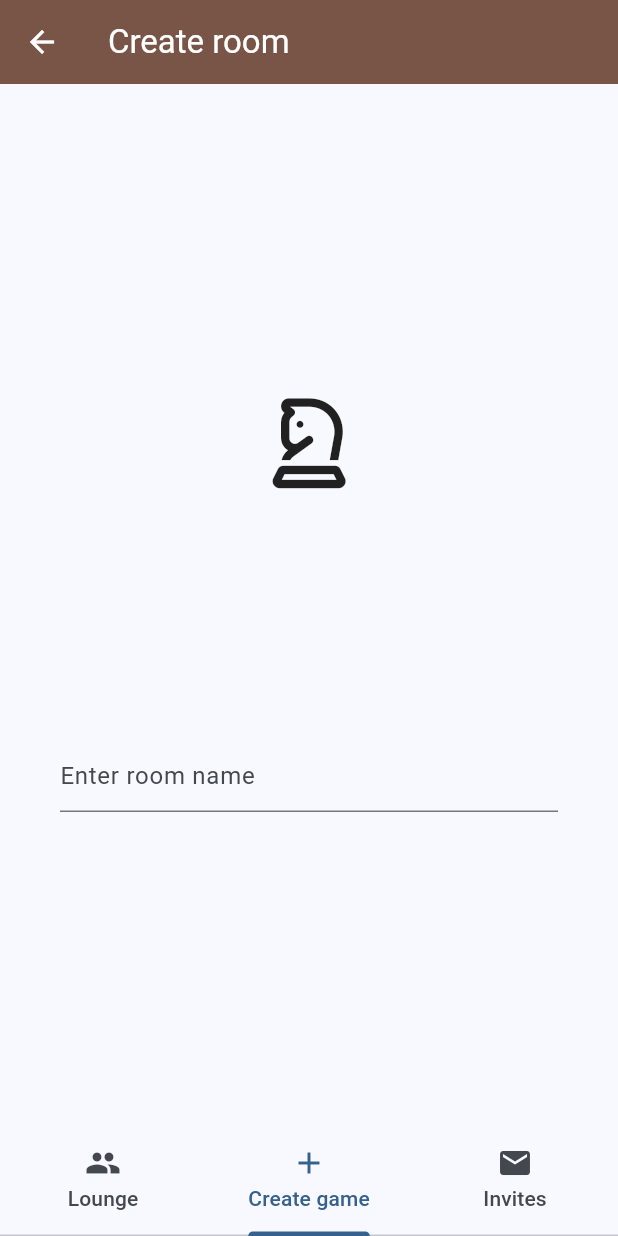
After one commit to cenk-idris/flutter_chess, a Flutter app: the MainScreen screen opened by its route, item 2 of the bottom bar chosen, on a phone screen of 412 x 824 dp. The commit adds this screen. Run offline on Flutter 3.47's test engine with Material 3 defaults, Android fonts, the phone set to English and light mode, and no system bars; our stand-ins replace equatable, firebase_core, firebase_database, flutter_bloc, font_awesome_flutter; accounts and stored records are empty; generated files the repository leaves out were written again.

Commit message:
A little bit of everything kind of commit :S

```diff
--- /dev/null
+++ b/lib/blocs/lounge_cubit/lounge_cubit.dart
@@ -0,0 +1,30 @@
+import 'dart:async';
+
+import 'package:firebase_database/firebase_database.dart';
+import 'package:flutter/material.dart';
+import 'package:flutter_bloc/flutter_bloc.dart';
+
+import '../../models/room_model.dart';
+
+class LoungeCubit extends Cubit<List<Room>> {
+  final List<Room> _lounge = [];
+  final _firebaseDb = FirebaseDatabase.instance.ref();
+
+  List<Room> get lounge => _lounge;
+
+  static const kLoungePath = 'lounge';
+
+  late StreamSubscription _loungeSubscription;
+
+  LoungeCubit() : super([]) {
+    // call listener
+  }
+
+  void _listenToLoungeUpdates() {
+    // _loungeStream = _firebaseDb.child(kLoungePath).onValue.listen((event) {
+    //   if (event.snapshot.value != null) {
+    //     final allRooms = Map<String, dynamic>.from(event.snapshot.value as dynamic);
+    //   }
+    // });
+  }
+}
--- a/lib/user_cubit/user_state.dart
+++ b/lib/blocs/user_cubit/user_state.dart
@@ -14,6 +14,9 @@ class UserRegistered extends UserState {
   final User user;
 
   UserRegistered(this.user);
+
+  @override
+  List<Object> get props => [user];
 }
 
 class UserRegistrationError extends UserState {
--- a/lib/main.dart
+++ b/lib/main.dart
@@ -3,7 +3,7 @@ import 'package:firebase_core/firebase_core.dart';
 import 'package:flutter_bloc/flutter_bloc.dart';
 import 'package:flutter_chess/app.dart';
 import 'package:flutter_chess/firebase_options.dart';
-import 'package:flutter_chess/user_cubit/user_cubit.dart';
+import 'package:flutter_chess/blocs/user_cubit/user_cubit.dart';
 
 void main() async {
   WidgetsFlutterBinding.ensureInitialized();
--- a/lib/models/user_model.dart
+++ b/lib/models/user_model.dart
@@ -1,9 +1,12 @@
 import 'package:uuid/uuid.dart';
+
+import 'invite_model.dart';
 
 class User {
   final String username;
   final String uuid = Uuid().v4();
   String? color;
+  List<Invite> invites = [];
 
   User(this.username);
 }
--- /dev/null
+++ b/lib/screens/create_game_screen.dart
@@ -0,0 +1,37 @@
+import 'package:flutter/material.dart';
+import 'package:font_awesome_flutter/font_awesome_flutter.dart';
+
+class CreateGameScreen extends StatelessWidget {
+  CreateGameScreen({super.key});
+
+  final TextEditingController _roomNameController = TextEditingController();
+
+  @override
+  Widget build(BuildContext context) {
+    return Scaffold(
+      appBar: AppBar(
+        title: Text('Create room'),
+      ),
+      body: Center(
+        child: Padding(
+          padding: const EdgeInsets.all(40.0),
+          child: Column(
+            mainAxisAlignment: MainAxisAlignment.spaceEvenly,
+            children: [
+              Icon(
+                FontAwesomeIcons.chessKnight,
+                size: 60.0,
+              ),
+              TextField(
+                controller: _roomNameController,
+                decoration: InputDecoration(
+                  hintText: 'Enter room name',
+                ),
+              ),
+            ],
+          ),
+        ),
+      ),
+    );
+  }
+}
--- a/lib/screens/main_screen.dart
+++ b/lib/screens/main_screen.dart
@@ -1,14 +1,26 @@
 import 'package:flutter/material.dart';
+import 'package:flutter_chess/screens/create_game_screen.dart';
+import 'package:flutter_chess/screens/invites_screen.dart';
+import 'package:flutter_chess/screens/room_screen.dart';
 
 class MainScreen extends StatelessWidget {
   const MainScreen({super.key});
 
   @override
   Widget build(BuildContext context) {
-    return Scaffold(
-      body: Center(
-        child: Text('Main Screen'),
-      ),
+    return DefaultTabController(
+      length: 3,
+      child: Scaffold(
+          bottomNavigationBar: TabBar(
+            tabs: [
+              Tab(icon: Icon(Icons.people), text: 'Lounge'),
+              Tab(icon: Icon(Icons.add), text: 'Create game'),
+              Tab(icon: Icon(Icons.local_post_office), text: 'Invites'),
+            ],
+          ),
+          body: TabBarView(
+            children: [RoomScreen(), CreateGameScreen(), InvitesScreen()],
+          )),
     );
   }
 }
--- a/pubspec.yaml
+++ b/pubspec.yaml
@@ -40,6 +40,7 @@ dependencies:
   equatable: ^2.0.5
   uuid: ^4.4.0
   firebase_database: ^11.0.3
+  font_awesome_flutter: ^10.7.0
 
 dev_dependencies:
   flutter_test:
```
Also changed, not shown: lib/blocs/user_cubit/user_cubit.dart (renamed from lib/user_cubit/user_cubit.dart, +27 -3 lines), lib/models/invite_model.dart (added, +29 -0 lines), lib/models/room_model.dart (added, +19 -0 lines), lib/screens/invites_screen.dart (added, +12 -0 lines), lib/screens/registration_screen.dart (+9 -6 lines), lib/screens/room_screen.dart (added, +28 -0 lines).
